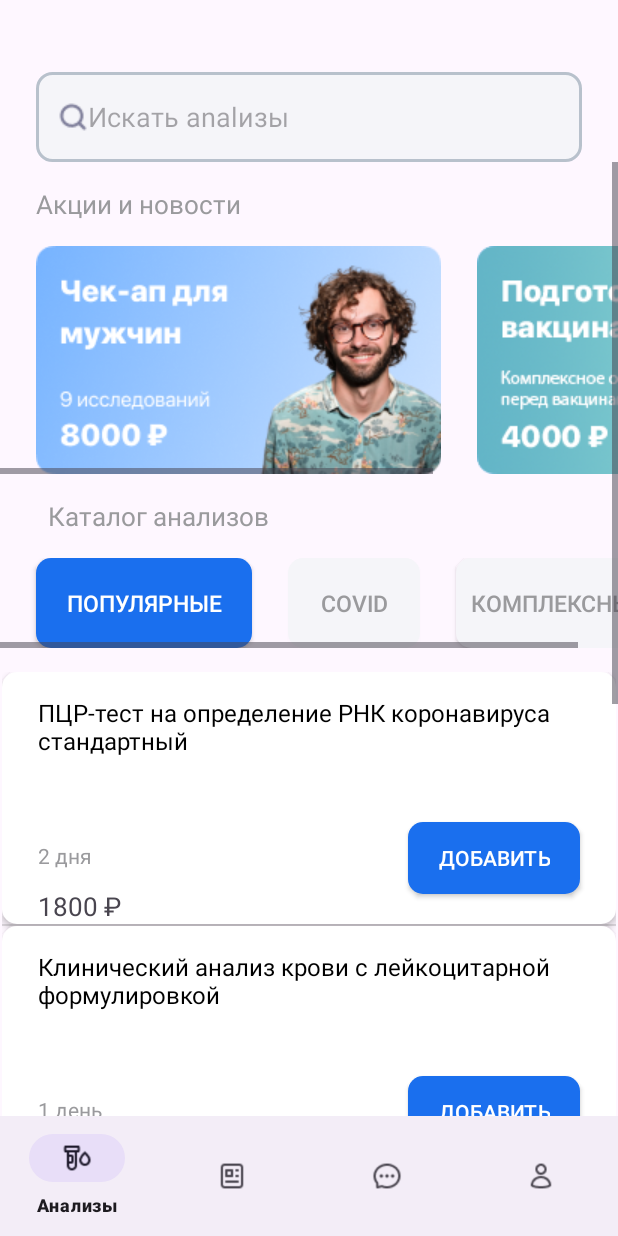
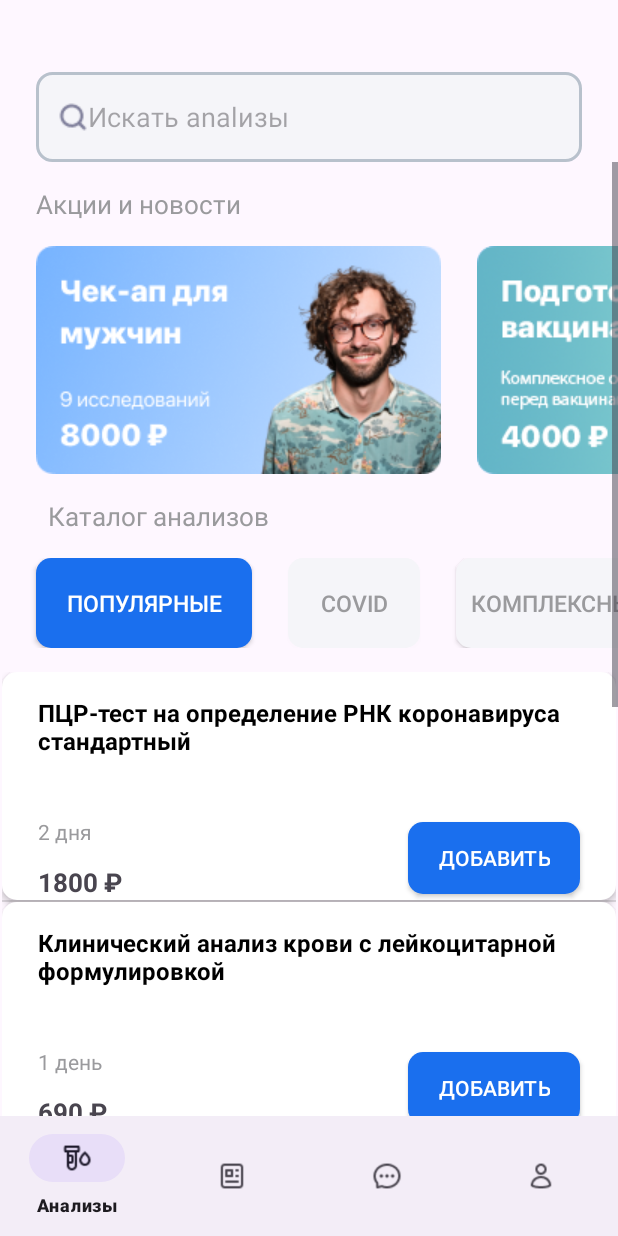
Before and after one commit to tankoman228/MDK_S7, an Android app: the FragmentAnalyse screen opened directly, with no data from a screen before it, on a phone screen of 412 x 824 dp. Run offline under Robolectric (Android 15) with nearby library versions, the phone set to English and light mode, and no system bars.

Commit message:
Мелкие правки интерфейса

```diff
--- a/app/src/main/res/layout/fragment_analyse.xml
+++ b/app/src/main/res/layout/fragment_analyse.xml
@@ -49,7 +49,8 @@
                     android:id="@+id/scrollView2"
                     android:layout_width="wrap_content"
                     android:layout_height="wrap_content"
-                    android:layout_marginTop="16dp">
+                    android:layout_marginTop="16dp"
+                    android:scrollbars="none">
 
                     <LinearLayout
                         android:layout_width="match_parent"
@@ -88,6 +89,7 @@
                     android:layout_width="wrap_content"
                     android:layout_height="wrap_content"
                     android:layout_marginTop="16dp"
+                    android:scrollbars="none"
                     >
 
                     <LinearLayout
--- a/app/src/main/res/layout/item_tests.xml
+++ b/app/src/main/res/layout/item_tests.xml
@@ -15,6 +15,7 @@
         android:layout_marginEnd="24dp"
         android:background="@drawable/buttons_blue"
         android:text="@string/add"
+        android:layout_marginBottom="16dp"
         android:textColor="@color/white"
         app:layout_constraintEnd_toEndOf="parent"
         app:layout_constraintTop_toTopOf="parent" />
@@ -28,6 +29,7 @@
         android:text="TextView"
         android:textColor="@color/black"
         android:textSize="16dp"
+        android:textStyle="bold"
         app:layout_constraintStart_toStartOf="parent"
         app:layout_constraintTop_toTopOf="parent" />
 
@@ -36,7 +38,7 @@
         android:layout_width="wrap_content"
         android:layout_height="wrap_content"
         android:layout_marginStart="24dp"
-        android:layout_marginTop="56dp"
+        android:layout_marginTop="40dp"
         android:text="TextView"
         android:textColor="@color/greyText"
         android:textSize="14dp"
@@ -51,6 +53,7 @@
         android:layout_marginTop="12dp"
         android:text="TextView"
         android:textSize="17dp"
+        android:textStyle="bold"
         app:layout_constraintStart_toStartOf="parent"
         app:layout_constraintTop_toBottomOf="@+id/tvServiceDays" />
 </androidx.constraintlayout.widget.ConstraintLayout>
```
